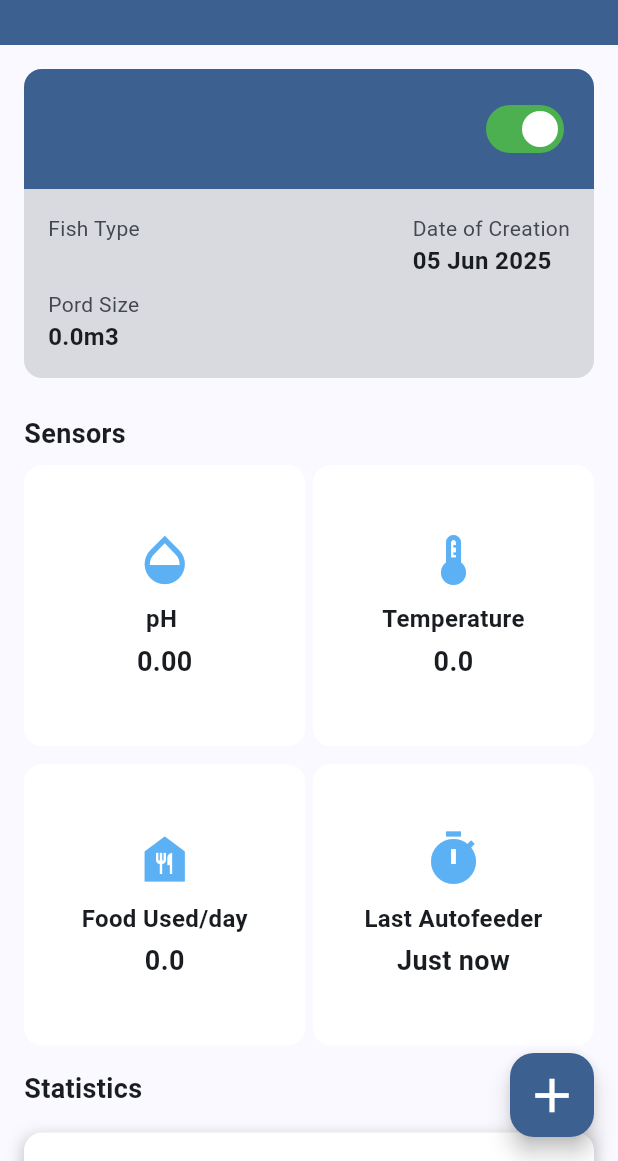
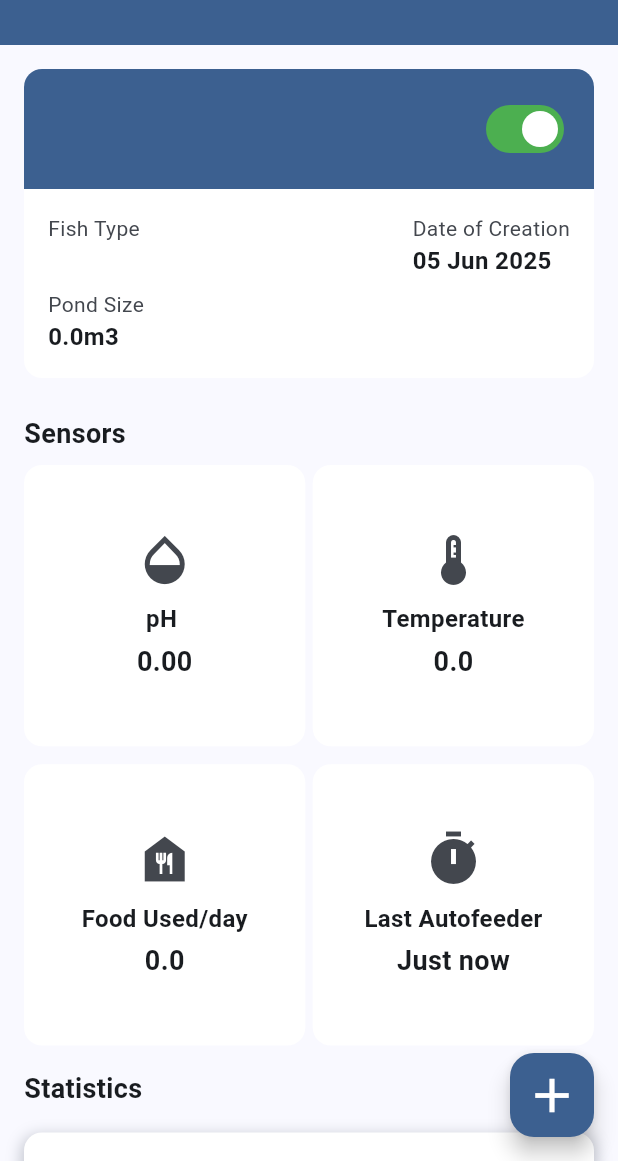
Before and after one commit to IndraMakassar/FishTech, a Flutter app: the DetailKolam screen opened directly with empty values, on a phone screen of 412 x 824 dp, the part 75-1236 px from its top. Run offline on Flutter 3.47's test engine with Material 3 defaults, Android fonts, the phone set to English and light mode, and no system bars; our stand-ins replace equatable, firebase_core, firebase_messaging, fl_chart, flutter_bloc, flutter_native_splash and 7 more; missing offline and left inert: mobile_scanner; accounts and stored records are empty; generated files the repository leaves out were written again.

Commit message:
update detailkolam

```diff
--- a/lib/view/pages/detail_kolam_screen.dart
+++ b/lib/view/pages/detail_kolam_screen.dart
@@ -3,10 +3,10 @@
 class DetailKolam extends StatefulWidget {
   final PondCardModel pond;
 
-  const DetailKolam({Key? key, required this.pond}) : super(key: key);
+  const DetailKolam({super.key, required this.pond});
 
   @override
-  _DetailKolamState createState() => _DetailKolamState();
+  State<DetailKolam> createState() => _DetailKolamState();
 }
 
 class _DetailKolamState extends State<DetailKolam> {
@@ -33,6 +33,8 @@
           showBackButton: true,
         ),
         body: BlocConsumer<AuthBloc, AuthState>(listener: (context, state) {
+
+
           if (state is AuthAuthenticated) {
             GoRouter.of(context).go('/home');
           } else if (state is AuthFailure) {
@@ -47,7 +49,7 @@
               children: [
                 Container(
                   decoration: BoxDecoration(
-                    color: colorScheme.surfaceDim,
+                    color: colorScheme.surfaceContainerLowest,
                     borderRadius: BorderRadius.circular(12),
                   ),
                   child: Column(
@@ -97,10 +99,10 @@
                             Column(
                               crossAxisAlignment: CrossAxisAlignment.start,
                               children: [
-                                const Text(
+                                Text(
                                   "Fish Type",
                                   style: TextStyle(
-                                    color: Color(0xFF43474E),
+                                    color: colorScheme.onSurfaceVariant,
                                     fontSize: 14,
                                   ),
                                 ),
@@ -114,10 +116,10 @@
                                 const SizedBox(
                                   height: 8,
                                 ),
-                                const Text(
-                                  "Pord Size",
+                                Text(
+                                  "Pond Size",
                                   style: TextStyle(
-                                    color: Color(0xFF43474E),
+                                    color: colorScheme.onSurfaceVariant,
                                     fontSize: 14,
                                   ),
                                 ),
@@ -133,10 +135,10 @@
                             Column(
                               crossAxisAlignment: CrossAxisAlignment.start,
                               children: [
-                                const Text(
+                                Text(
                                   "Date of Creation",
                                   style: TextStyle(
-                                    color: Color(0xFF43474E),
+                                    color: colorScheme.onSurfaceVariant,
                                     fontSize: 14,
                                   ),
                                 ),
@@ -220,11 +222,11 @@
                 const SizedBox(height: 16),
                 Container(
                   decoration: BoxDecoration(
-                      color: Colors.white,
+                      color: colorScheme.surfaceContainerLowest,
                       borderRadius: BorderRadius.circular(12),
                       boxShadow: [
                         BoxShadow(
-                            color: Colors.grey.withOpacity(0.5),
+                            color: colorScheme.outlineVariant,
                             blurRadius: 8,
                             spreadRadius: 2,
                             offset: const Offset(0, 4))
@@ -233,15 +235,15 @@
                   child: Column(
                     crossAxisAlignment: CrossAxisAlignment.start,
                     children: [
-                      const Text(
+                      Text(
                         "Use of Fish Feed",
                         style: TextStyle(
                             fontSize: 15,
                             fontWeight: FontWeight.bold,
-                            color: Color(0xFF43474e)),
+                            color: colorScheme.onSurfaceVariant),
                       ),
                       const SizedBox(height: 16),
-                      Container(
+                      SizedBox(
                         height: 200,
                         child: BarChart(
                           BarChartData(
@@ -259,36 +261,36 @@
                                   showTitles: true,
                                   getTitlesWidget:
                                       (double value, TitleMeta meta) {
-                                    const style = TextStyle(
-                                      color: Color(0xFF75729E),
+                                    var style = TextStyle(
+                                      color: colorScheme.onSurfaceVariant,
                                       fontWeight: FontWeight.bold,
                                       fontSize: 10,
                                     );
                                     Widget text;
                                     switch (value.toInt()) {
                                       case 0:
-                                        text = const Text('Mon', style: style);
+                                        text = Text('Mon', style: style);
                                         break;
                                       case 1:
-                                        text = const Text('Tue', style: style);
+                                        text = Text('Tue', style: style);
                                         break;
                                       case 2:
-                                        text = const Text('Wed', style: style);
+                                        text = Text('Wed', style: style);
                                         break;
                                       case 3:
-                                        text = const Text('Thu', style: style);
+                                        text = Text('Thu', style: style);
                                         break;
                                       case 4:
-                                        text = const Text('Fri', style: style);
+                                        text = Text('Fri', style: style);
                                         break;
                                       case 5:
-                                        text = const Text('Sat', style: style);
+                                        text = Text('Sat', style: style);
                                         break;
                                       case 6:
-                                        text = const Text('Sun', style: style);
+                                        text = Text('Sun', style: style);
                                         break;
                                       default:
-                                        text = const Text('', style: style);
+                                        text = Text('', style: style);
                                         break;
                                     }
                                     return SideTitleWidget(
@@ -304,8 +306,8 @@
                                   interval: 5,
                                   getTitlesWidget:
                                       (double value, TitleMeta meta) {
-                                    const style = TextStyle(
-                                      color: Color(0xFF75729E),
+                                    var style = TextStyle(
+                                      color: colorScheme.onSurfaceVariant,
                                       fontWeight: FontWeight.bold,
                                       fontSize: 8,
                                     );
@@ -331,15 +333,7 @@
               ],
             ),
           );
-        }
-
-            // floatingActionButton: FloatingActionButton(
-            //   backgroundColor: Color(0xFF5CB1F5),
-            //   onPressed: () {
-            //   },
-            //   child: Icon(Icons.add, color: Colors.white),
-            // ),
-            ));
+        }));
   }
 
   List<BarChartGroupData> _buildBarGroups() {
@@ -365,13 +359,13 @@
     return Container(
       padding: const EdgeInsets.all(16),
       decoration: BoxDecoration(
-        color: Colors.white,
+        color: Theme.of(context).colorScheme.surfaceContainerLowest,
         borderRadius: BorderRadius.circular(12),
       ),
       child: Column(
         mainAxisAlignment: MainAxisAlignment.center,
         children: [
-          Icon(icon, size: 40, color: const Color(0xFF5CB1F5)),
+          Icon(icon, size: 40, color: Theme.of(context).colorScheme.onSurfaceVariant),
           const SizedBox(height: 8),
           Text(title,
               style:
```
